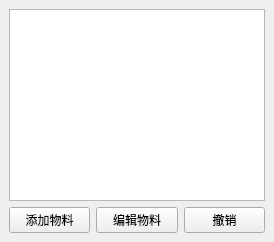
YCX81/ERP, file mainwindow.ui: the form before one commit.
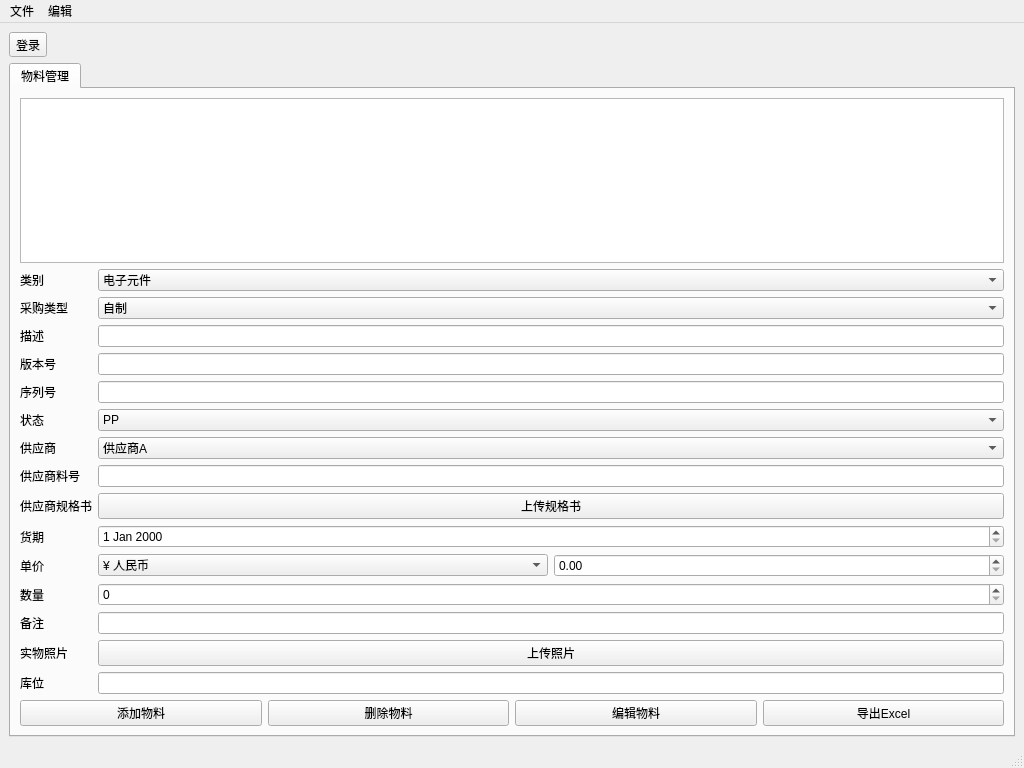
The form after the commit. Icons and pictures are not drawn.

```diff
--- a/mainwindow.ui
+++ b/mainwindow.ui
@@ -1,37 +1,440 @@
 <ui version="4.0">
  <class>MainWindow</class>
  <widget class="QMainWindow" name="MainWindow">
+  <property name="geometry">
+   <rect>
+    <x>0</x>
+    <y>0</y>
+    <width>1024</width>
+    <height>768</height>
+   </rect>
+  </property>
+  <property name="windowTitle">
+   <string>ERP系统</string>
+  </property>
   <widget class="QWidget" name="centralwidget">
    <layout class="QVBoxLayout" name="verticalLayout">
     <item>
-     <widget class="QTableWidget" name="materialTable"/>
+     <widget class="QToolButton" name="buttonLoginMain">
+      <property name="text">
+       <string>登录</string>
+      </property>
+      <property name="icon">
+       <iconset>
+        <normaloff>:/icons/login.png</normaloff>:/icons/login.png</iconset>
+      </property>
+     </widget>
     </item>
     <item>
-     <layout class="QHBoxLayout" name="horizontalLayout">
-      <item>
-       <widget class="QPushButton" name="addMaterialButton">
-        <property name="text">
-         <string>添加物料</string>
-        </property>
-       </widget>
-      </item>
-      <item>
-       <widget class="QPushButton" name="editMaterialButton">
-        <property name="text">
-         <string>编辑物料</string>
-        </property>
-       </widget>
-      </item>
-      <item>
-       <widget class="QPushButton" name="undoButton">
-        <property name="text">
-         <string>撤销</string>
-        </property>
-       </widget>
-      </item>
-     </layout>
+     <layout class="QHBoxLayout" name="topHorizontalLayout"/>
+    </item>
+    <item>
+     <widget class="QTabWidget" name="tabWidget">
+      <property name="currentIndex">
+       <number>0</number>
+      </property>
+      <widget class="QWidget" name="tabMaterials">
+       <attribute name="title">
+        <string>物料管理</string>
+       </attribute>
+       <layout class="QVBoxLayout" name="verticalLayoutMaterials">
+        <item>
+         <spacer name="horizontalSpacer">
+          <property name="orientation">
+           <enum>Qt::Vertical</enum>
+          </property>
+          <property name="sizeType">
+           <enum>QSizePolicy::Expanding</enum>
+          </property>
+          <property name="sizeHint" stdset="0">
+           <size>
+            <width>0</width>
+            <height>0</height>
+           </size>
+          </property>
+         </spacer>
+        </item>
+        <item>
+         <widget class="QTableView" name="tableViewMaterials"/>
+        </item>
+        <item>
+         <layout class="QGridLayout" name="gridLayoutMaterialDetails">
+          <!-- 新增的输入项 -->
+          <item row="0" column="0">
+           <widget class="QLabel" name="labelCategory">
+            <property name="text">
+             <string>类别</string>
+            </property>
+           </widget>
+          </item>
+          <item row="0" column="1">
+           <widget class="QComboBox" name="comboBoxCategory">
+            <item>
+             <property name="text">
+              <string>电子元件</string>
+             </property>
+            </item>
+            <item>
+             <property name="text">
+              <string>机械零件</string>
+             </property>
+            </item>
+           </widget>
+          </item>
+
+          <!-- 采购类型 -->
+          <item row="1" column="0">
+           <widget class="QLabel" name="labelPurchaseType">
+            <property name="text">
+             <string>采购类型</string>
+            </property>
+           </widget>
+          </item>
+          <item row="1" column="1">
+           <widget class="QComboBox" name="comboBoxPurchaseType">
+            <item>
+             <property name="text">
+              <string>自制</string>
+             </property>
+            </item>
+            <item>
+             <property name="text">
+              <string>采购</string>
+             </property>
+            </item>
+           </widget>
+          </item>
+
+          <!-- 描述 -->
+          <item row="2" column="0">
+           <widget class="QLabel" name="labelDescription">
+            <property name="text">
+             <string>描述</string>
+            </property>
+           </widget>
+          </item>
+          <item row="2" column="1">
+           <widget class="QLineEdit" name="lineEditDescription"/>
+          </item>
+
+          <!-- 版本号 -->
+          <item row="3" column="0">
+           <widget class="QLabel" name="labelVersion">
+            <property name="text">
+             <string>版本号</string>
+            </property>
+           </widget>
+          </item>
+          <item row="3" column="1">
+           <widget class="QLineEdit" name="lineEditVersion"/>
+          </item>
+
+          <!-- 序列号 -->
+          <item row="4" column="0">
+           <widget class="QLabel" name="labelSN">
+            <property name="text">
+             <string>序列号</string>
+            </property>
+           </widget>
+          </item>
+          <item row="4" column="1">
+           <widget class="QLineEdit" name="lineEditSN"/>
+          </item>
+
+          <!-- 状态 -->
+          <item row="5" column="0">
+           <widget class="QLabel" name="labelStatus">
+            <property name="text">
+             <string>状态</string>
+            </property>
+           </widget>
+          </item>
+          <item row="5" column="1">
+           <widget class="QComboBox" name="comboBoxStatus">
+            <item>
+             <property name="text">
+              <string>PP</string>
+             </property>
+            </item>
+            <item>
+             <property name="text">
+              <string>FP</string>
+             </property>
+            </item>
+           </widget>
+          </item>
+
+          <!-- 供应商 -->
+          <item row="6" column="0">
+           <widget class="QLabel" name="labelSupplier">
+            <property name="text">
+             <string>供应商</string>
+            </property>
+           </widget>
+          </item>
+          <item row="6" column="1">
+           <widget class="QComboBox" name="comboBoxSupplier">
+            <item>
+             <property name="text">
+              <string>供应商A</string>
+             </property>
+            </item>
+            <item>
+             <property name="text">
+              <string>供应商B</string>
+             </property>
+            </item>
+           </widget>
+          </item>
+
+          <!-- 供应商料号 -->
+          <item row="7" column="0">
+           <widget class="QLabel" name="labelSupplierPartNumber">
+            <property name="text">
+             <string>供应商料号</string>
+            </property>
+           </widget>
+          </item>
+          <item row="7" column="1">
+           <widget class="QLineEdit" name="lineEditSupplierPartNumber"/>
+          </item>
+
+          <!-- 供应商规格书 -->
+          <item row="8" column="0">
+           <widget class="QLabel" name="labelSupplierSpec">
+            <property name="text">
+             <string>供应商规格书</string>
+            </property>
+           </widget>
+          </item>
+          <item row="8" column="1">
+           <widget class="QPushButton" name="buttonUploadSupplierSpec">
+            <property name="text">
+             <string>上传规格书</string>
+            </property>
+            <property name="icon">
+             <iconset>
+              <normaloff>:/icons/upload.png</normaloff>:/icons/upload.png</iconset>
+            </property>
+           </widget>
+          </item>
+
+          <!-- 货期 -->
+          <item row="9" column="0">
+           <widget class="QLabel" name="labelDeliveryTime">
+            <property name="text">
+             <string>货期</string>
+            </property>
+           </widget>
+          </item>
+          <item row="9" column="1">
+           <widget class="QDateEdit" name="dateEditDeliveryTime"/>
+          </item>
+
+          <!-- 单价 -->
+          <item row="10" column="0">
+           <widget class="QLabel" name="labelPrice">
+            <property name="text">
+             <string>单价</string>
+            </property>
+           </widget>
+          </item>
+          <item row="10" column="1">
+           <layout class="QHBoxLayout" name="horizontalLayoutPrice">
+            <item>
+             <widget class="QComboBox" name="comboBoxCurrency">
+              <item>
+               <property name="text">
+                <string>¥ 人民币</string>
+               </property>
+              </item>
+              <item>
+               <property name="text">
+                <string>$ 美元</string>
+               </property>
+              </item>
+              <item>
+               <property name="text">
+                <string>£ 英镑</string>
+               </property>
+              </item>
+             </widget>
+            </item>
+            <item>
+             <widget class="QDoubleSpinBox" name="doubleSpinBoxPrice"/>
+            </item>
+           </layout>
+          </item>
+
+          <!-- 数量 -->
+          <item row="11" column="0">
+           <widget class="QLabel" name="labelQuantity">
+            <property name="text">
+             <string>数量</string>
+            </property>
+           </widget>
+          </item>
+          <item row="11" column="1">
+           <widget class="QSpinBox" name="spinBoxQuantity"/>
+          </item>
+
+          <!-- 备注 -->
+          <item row="12" column="0">
+           <widget class="QLabel" name="labelRemarks">
+            <property name="text">
+             <string>备注</string>
+            </property>
+           </widget>
+          </item>
+          <item row="12" column="1">
+           <widget class="QLineEdit" name="lineEditRemarks"/>
+          </item>
+
+          <!-- 实物照片 -->
+          <item row="13" column="0">
+           <widget class="QLabel" name="labelPhoto">
+            <property name="text">
+             <string>实物照片</string>
+            </property>
+           </widget>
+          </item>
+          <item row="13" column="1">
+           <widget class="QPushButton" name="buttonUploadPhoto">
+            <property name="text">
+             <string>上传照片</string>
+            </property>
+            <property name="icon">
+             <iconset>
+              <normaloff>:/icons/photo.png</normaloff>:/icons/photo.png</iconset>
+            </property>
+           </widget>
+          </item>
+
+          <!-- 库位 -->
+          <item row="14" column="0">
+           <widget class="QLabel" name="labelLocation">
+            <property name="text">
+             <string>库位</string>
+            </property>
+           </widget>
+          </item>
+          <item row="14" column="1">
+           <widget class="QLineEdit" name="lineEditLocation"/>
+          </item>
+         </layout>
+        </item>
+        <item>
+         <layout class="QHBoxLayout" name="horizontalLayoutMaterials">
+          <item>
+           <widget class="QPushButton" name="buttonAddMaterial">
+            <property name="text">
+             <string>添加物料</string>
+            </property>
+            <property name="icon">
+             <iconset>
+              <normaloff>:/icons/add.png</normaloff>:/icons/add.png</iconset>
+            </property>
+           </widget>
+          </item>
+          <item>
+           <widget class="QPushButton" name="buttonRemoveMaterial">
+            <property name="text">
+             <string>删除物料</string>
+            </property>
+            <property name="icon">
+             <iconset>
+              <normaloff>:/icons/delete.png</normaloff>:/icons/delete.png</iconset>
+            </property>
+           </widget>
+          </item>
+          <item>
+           <widget class="QPushButton" name="buttonEditMaterial">
+            <property name="text">
+             <string>编辑物料</string>
+            </property>
+            <property name="icon">
+             <iconset>
+              <normaloff>:/icons/edit.png</normaloff>:/icons/edit.png</iconset>
+            </property>
+           </widget>
+          </item>
+          <item>
+           <widget class="QPushButton" name="buttonExport">
+            <property name="text">
+             <string>导出Excel</string>
+            </property>
+            <property name="icon">
+             <iconset>
+              <normaloff>:/icons/export.png</normaloff>:/icons/export.png</iconset>
+            </property>
+           </widget>
+          </item>
+         </layout>
+        </item>
+       </layout>
+      </widget>
+     </widget>
     </item>
    </layout>
   </widget>
+  <widget class="QMenuBar" name="menubar">
+   <property name="geometry">
+    <rect>
+     <x>0</x>
+     <y>0</y>
+     <width>1024</width>
+     <height>18</height>
+    </rect>
+   </property>
+   <widget class="QMenu" name="menuFile">
+    <property name="title">
+     <string>文件</string>
+    </property>
+    <addaction name="actionNew"/>
+    <addaction name="actionOpen"/>
+    <addaction name="actionSave"/>
+    <addaction name="actionExit"/>
+   </widget>
+   <widget class="QMenu" name="menuEdit">
+    <property name="title">
+     <string>编辑</string>
+    </property>
+    <addaction name="actionUndo"/>
+    <addaction name="actionRedo"/>
+   </widget>
+   <addaction name="menuFile"/>
+   <addaction name="menuEdit"/>
+  </widget>
+  <widget class="QStatusBar" name="statusbar"/>
+  <action name="actionNew">
+   <property name="text">
+    <string>新建</string>
+   </property>
+  </action>
+  <action name="actionOpen">
+   <property name="text">
+    <string>打开</string>
+   </property>
+  </action>
+  <action name="actionSave">
+   <property name="text">
+    <string>保存</string>
+   </property>
+  </action>
+  <action name="actionExit">
+   <property name="text">
+    <string>退出</string>
+   </property>
+  </action>
+  <action name="actionUndo">
+   <property name="text">
+    <string>撤销</string>
+   </property>
+  </action>
+  <action name="actionRedo">
+   <property name="text">
+    <string>重做</string>
+   </property>
+  </action>
  </widget>
 </ui>
```
Left out of the diff: 5 changed lines with no effect on the pictures.
